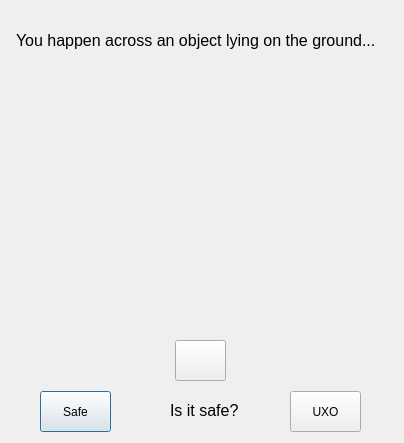
brett-patterson/UXO, file ui/uxo_dialog.ui: the form before one commit.
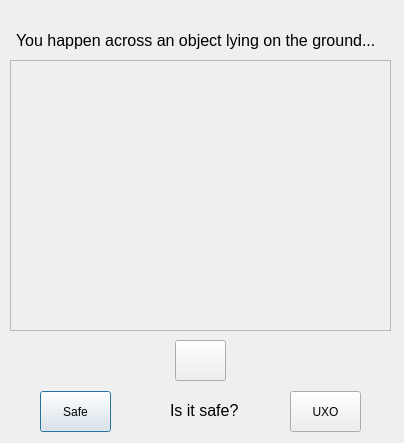
The form after the commit. Icons and pictures are not drawn.

Commit message: Added zoom and began work on countdown timer

```diff
--- a/ui/uxo_dialog.ui
+++ b/ui/uxo_dialog.ui
@@ -62,22 +62,6 @@
     </size>
    </property>
   </widget>
-  <widget class="QLabel" name="imageLabel">
-   <property name="geometry">
-    <rect>
-     <x>15</x>
-     <y>70</y>
-     <width>371</width>
-     <height>261</height>
-    </rect>
-   </property>
-   <property name="text">
-    <string/>
-   </property>
-   <property name="alignment">
-    <set>Qt::AlignCenter</set>
-   </property>
-  </widget>
   <widget class="QPushButton" name="buttonZoom">
    <property name="geometry">
     <rect>
@@ -137,6 +121,51 @@
     <string>Is it safe?</string>
    </property>
   </widget>
+  <widget class="QScrollArea" name="scrollArea">
+   <property name="geometry">
+    <rect>
+     <x>10</x>
+     <y>60</y>
+     <width>381</width>
+     <height>271</height>
+    </rect>
+   </property>
+   <property name="verticalScrollBarPolicy">
+    <enum>Qt::ScrollBarAsNeeded</enum>
+   </property>
+   <property name="horizontalScrollBarPolicy">
+    <enum>Qt::ScrollBarAsNeeded</enum>
+   </property>
+   <property name="widgetResizable">
+    <bool>true</bool>
+   </property>
+   <widget class="QWidget" name="scrollAreaWidgetContents">
+    <property name="geometry">
+     <rect>
+      <x>0</x>
+      <y>0</y>
+      <width>379</width>
+      <height>269</height>
+     </rect>
+    </property>
+    <widget class="QLabel" name="imageLabel">
+     <property name="geometry">
+      <rect>
+       <x>0</x>
+       <y>0</y>
+       <width>361</width>
+       <height>251</height>
+      </rect>
+     </property>
+     <property name="text">
+      <string/>
+     </property>
+     <property name="alignment">
+      <set>Qt::AlignCenter</set>
+     </property>
+    </widget>
+   </widget>
+  </widget>
  </widget>
  <resources/>
  <connections/>
```
The commit also changes 2 other files.
